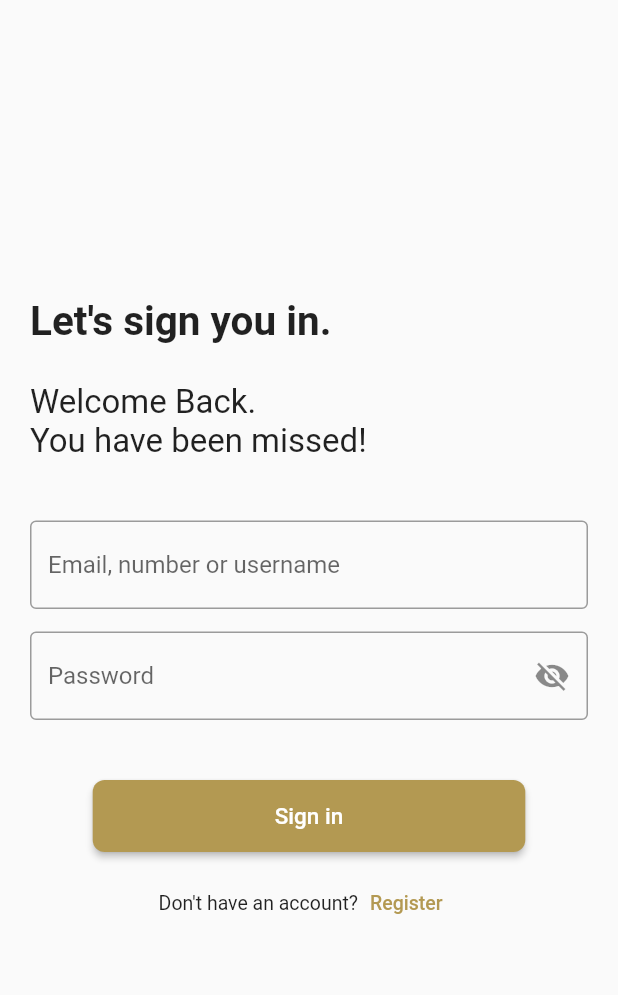
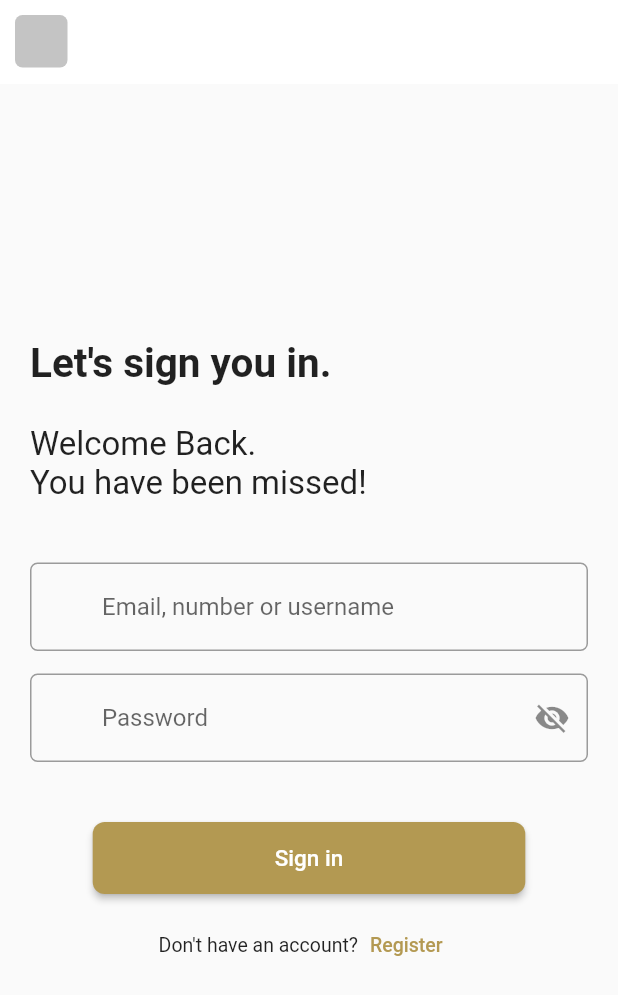
Before and after one commit to sarayasser77/facility_management_final, a Flutter app: the screen it shows after launch, on a phone screen of 412 x 824 dp. Shown: the top 995 px of the screen. Run offline on Flutter 3.47's test engine with Material 2 defaults, Android fonts, the light colour scheme and no system bars; our stand-ins replace google_fonts.

Commit message:
add shared text form field

```diff
--- a/lib/constants.dart
+++ b/lib/constants.dart
@@ -2,3 +2,7 @@
 import 'package:flutter/material.dart';
 
 const kPrimaryColor = Color(0xFFB39952);
+
+const kSecondaryColor = Color(0xFFC4C4C4);
+
+const lightWhiteColor = Color(0xFFF3F3F3);
--- a/lib/core/shared_widgets/button_appbar.dart
+++ b/lib/core/shared_widgets/button_appbar.dart
@@ -1,15 +1,61 @@
+import 'package:facility_management/constants.dart';
 import 'package:flutter/material.dart';
 
-class RoundedShape extends StatefulWidget {
-  const RoundedShape({Key? key}) : super(key: key);
+class AppBarButtom extends StatefulWidget  implements PreferredSizeWidget {
+  const AppBarButtom({Key? key}) : super(key: key);
 
   @override
-  State<RoundedShape> createState() => _RoundedShapeState();
+  State<AppBarButtom> createState() => _AppBarButtomState();
+
+  @override
+  // TODO: implement preferredSize
+  Size get preferredSize => const Size.fromHeight(kToolbarHeight);
 }
 
-class _RoundedShapeState extends State<RoundedShape> {
+class _AppBarButtomState extends State<AppBarButtom> {
   @override
   Widget build(BuildContext context) {
-    return const Placeholder();
+    return AppBar(
+      elevation: 0,
+      backgroundColor: Colors.white,
+      flexibleSpace: Padding(
+        padding: const EdgeInsets.all(10.0),
+        child: Row(
+          children: [
+            Container(
+              width: 35,
+              height: 35,
+              decoration: const BoxDecoration(
+                color: kSecondaryColor,
+                borderRadius: BorderRadius.all(Radius.elliptical(5, 5)),
+              ),
+              // child: IconButton(
+              //   icon: const Icon(
+              //     Icons.arrow_back_ios_new,
+              //     color: Colors.white,
+              //     weight: 100.0,
+              //   ),
+              //   onPressed: () {
+              //     Navigator.pop(
+              //         context
+              //     ); // Replace with the desired navigation action
+              //   },
+              // ),
+            ),
+            SizedBox(width: 8),
+            // ClipOval(
+            //   child: Container(
+            //     width: 40,
+            //     height: 40,
+            //     color: lightWhiteColor,
+            //     child: const Text(
+            //       'العربية',
+            //     ),
+            //   ),
+            // ),
+          ],
+        ),
+      ),
+    );
   }
 }
--- a/lib/core/shared_widgets/text_field.dart
+++ b/lib/core/shared_widgets/text_field.dart
@@ -0,0 +1,36 @@
+import 'package:flutter/material.dart';
+
+Widget defaultText({
+  TextEditingController? controller ,
+  required TextInputType type,
+  Function(String)? onChange,
+  FormFieldValidator? validate,
+  required String hint ,
+  IconData? prefix,
+  bool isObscure = false,
+  IconData? suffix,
+  Function()? pressed,
+  bool? enable,
+
+}) => TextFormField(
+  enabled: enable,
+  controller: controller,
+  obscureText: isObscure,
+   decoration:  InputDecoration(
+    hintText: hint,
+    prefixIcon: Icon(prefix),
+    suffixIcon: suffix!=null ? IconButton(
+      onPressed: pressed,
+      icon: Icon(
+        suffix,
+      ),
+    )
+        : null,
+    border:  OutlineInputBorder(
+      borderRadius: BorderRadius.circular(5),
+    ),
+  ),
+  keyboardType: type,
+  onChanged: onChange,
+  validator: validate,
+);
--- a/lib/features/auth/presentation/views/sign_up_view.dart
+++ b/lib/features/auth/presentation/views/sign_up_view.dart
@@ -1,5 +1,7 @@
 import 'package:facility_management/features/auth/presentation/views/widgets/sign_up_body.dart';
 import 'package:flutter/material.dart';
+
+import '../../../../core/shared_widgets/button_appbar.dart';
 
 class SignUpView extends StatelessWidget {
   const SignUpView({Key? key}) : super(key: key);
@@ -8,6 +10,7 @@ class SignUpView extends StatelessWidget {
   Widget build(BuildContext context) {
     return SafeArea(
       child: Scaffold(
+       appBar: AppBarButtom(),
         body: SignBody(),
       ),
     );
--- a/lib/features/auth/presentation/views/widgets/sign_up_body.dart
+++ b/lib/features/auth/presentation/views/widgets/sign_up_body.dart
@@ -1,5 +1,6 @@
 
 import 'package:facility_management/constants.dart';
+import 'package:facility_management/core/shared_widgets/text_field.dart';
 import 'package:flutter/material.dart';
 
 import '../../../../../core/shared_widgets/custom_buttom.dart';
@@ -43,41 +44,25 @@ class _SignBodyState extends State<SignBody> {
              const SizedBox(
                height: 40.0,
              ),
-             TextFormField(
-               controller: emailController,
-               decoration: const InputDecoration(
-                 hintText: 'Email, number or username ',
-                 border: OutlineInputBorder(),
-               ),
-               keyboardType: TextInputType.emailAddress,
-               onFieldSubmitted: (value){
-                 print(value);
-               },
+             defaultText(
+                 type: TextInputType.emailAddress,
+                 hint: 'Email, number or username ',
+                 controller: emailController,
              ),
              const SizedBox(
                height: 15.0,
              ),
-             TextFormField(
+             defaultText(
+                 type: TextInputType.visiblePassword,
+                 hint: 'Password',
                controller: passwordController,
-               decoration: InputDecoration(
-                 hintText: 'Password',
-                 suffixIcon: IconButton(
-                   onPressed: () {
-                     setState(() {
-                       isPasswordVisible = !isPasswordVisible;
-                     });
-                   },
-                   icon: Icon(
-                     isPasswordVisible ? Icons.visibility : Icons.visibility_off,
-                   ),
-                 ),
-                 border: OutlineInputBorder(),
-               ),
-               keyboardType: TextInputType.visiblePassword,
-               onFieldSubmitted: (value){
-                 print(value);
-               },
-               obscureText: !isPasswordVisible,
+               isObscure: !isPasswordVisible,
+               suffix: isPasswordVisible ? Icons.visibility : Icons.visibility_off,
+               pressed: (){
+                 setState(() {
+                   isPasswordVisible = !isPasswordVisible;
+                 });
+               }
              ),
              const SizedBox(
                height: 40.0,
```
